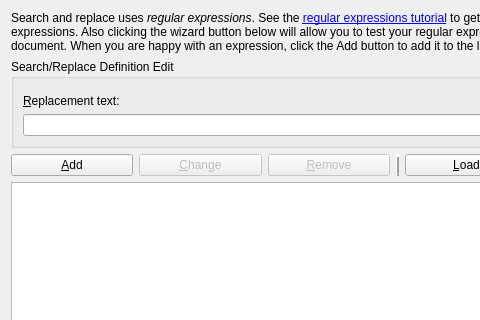
This is src/calibre/gui2/convert/search_and_replace.ui in kovidgoyal/calibre as Qt 5 draws it before an edit; both pictures show x 0 to 480 and y 0 to 320 of the 667 by 451 pixel window. The edited form follows.
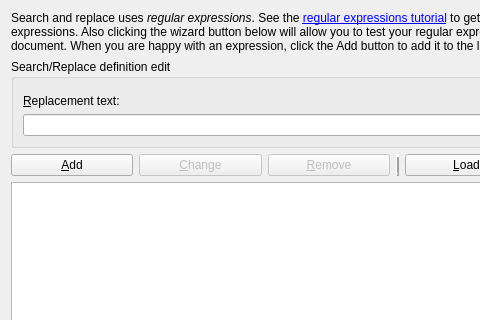
This is the edited form. Icons and pictures are not drawn. Custom widgets are drawn as their Qt base class.

The edit to the form file:
```diff
--- a/src/calibre/gui2/convert/search_and_replace.ui
+++ b/src/calibre/gui2/convert/search_and_replace.ui
@@ -32,7 +32,7 @@
       </sizepolicy>
      </property>
      <property name="title">
-      <string>Search/Replace Definition Edit</string>
+      <string>Search/Replace definition edit</string>
      </property>
      <layout class="QGridLayout" name="gridLayout_2">
       <property name="sizeConstraint">
```
